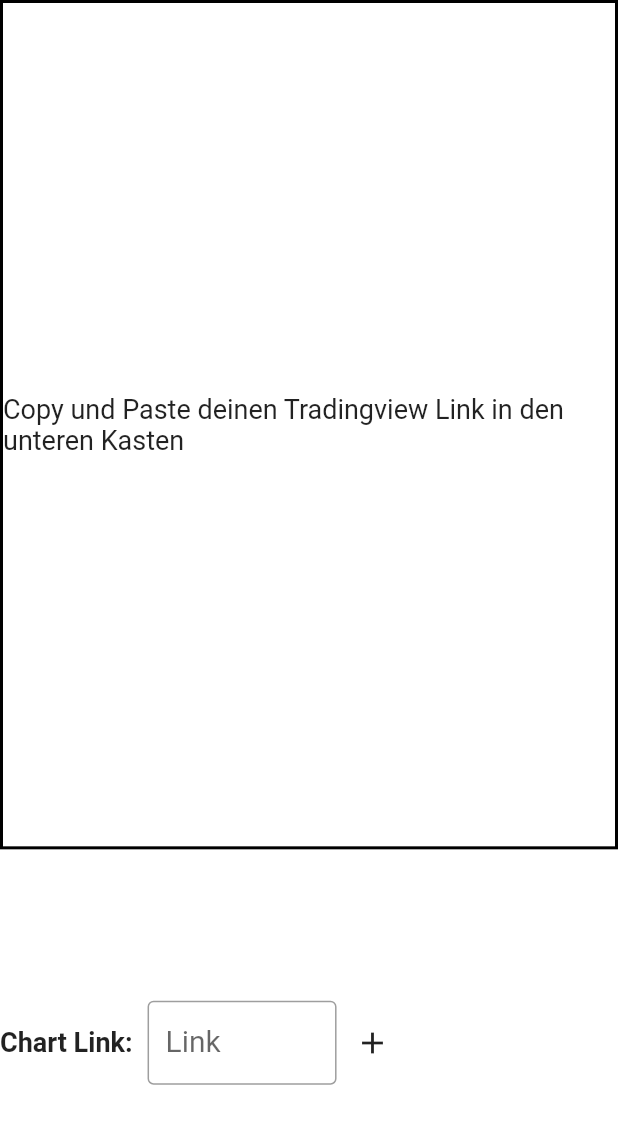
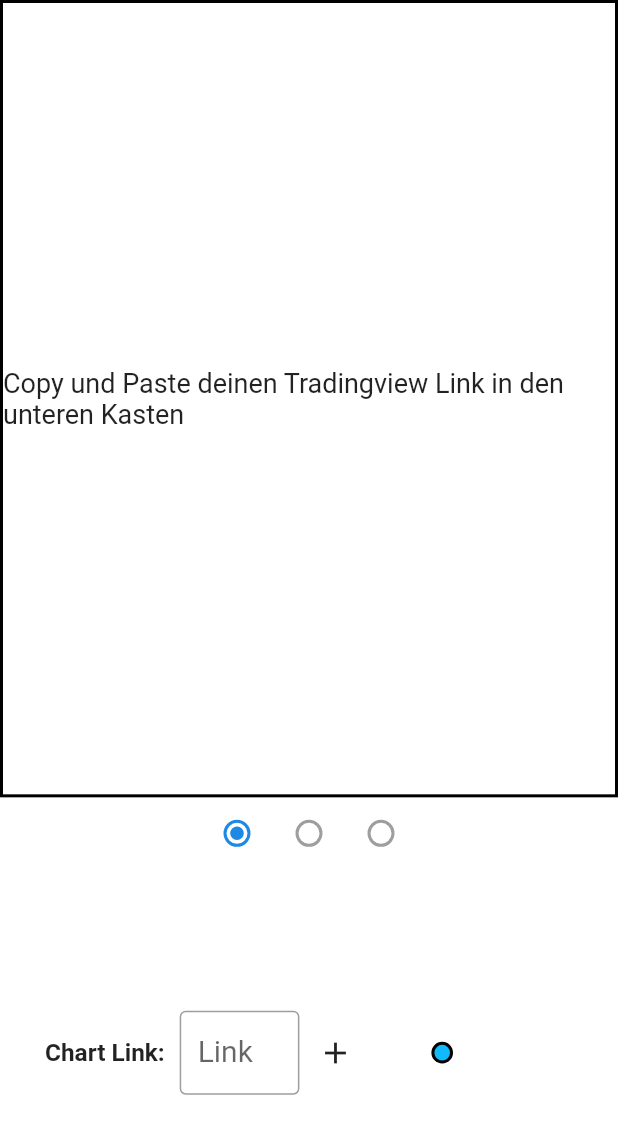
Before and after one commit to xlDownxl/SK-Log, a Flutter app: the AnalysePictureArea widget shown alone on an empty page, opened directly with empty values, on a phone screen of 412 x 824 dp. Shown: the top 1134 px of the screen. Run offline on Flutter 3.47's test engine with Material 2 defaults, Android fonts, the light colour scheme and no system bars; our stand-ins replace auto_size_text, cloud_firestore, firebase_auth, firebase_core, flushbar, flutter_tags and 3 more; missing offline and left inert: quill_delta, transformer_page_view, zefyr; accounts and stored records are empty.

Commit message:
adjustet logic for 3 links, 3 pictures and the selection and input thereof (TODO: responsiveness)

```diff
--- a/lib/widgets/analyse_picture_area.dart
+++ b/lib/widgets/analyse_picture_area.dart
@@ -20,6 +20,8 @@
   bool showTwo = false;
   bool showThree = false;
 
+  var pictureIndex = 0;
+
   @override
   void initState() {
     analyse = Provider.of<Analyse>(context, listen: false);
@@ -40,25 +42,25 @@
         builder: (ctx, constraints) => Container(
               //width: constraints.maxWidth,
               height: constraints.maxWidth,
-              child: analyse.links[0] == ""
-                  ? Text("")
-                  : loading
-                      ? CircularProgressIndicator()
-                      : Container(
+              child:
+
+                       Container(
                           decoration: BoxDecoration(
                             border: Border.all(width: 2),
                             shape: BoxShape.circle,
                             color: Theme.of(context).accentColor,
                           ),
-                          child: Center(
+                          child: !loading?Center(
                             child: FittedBox(
-                              child: Text(
+                              child: analyse.links[0] == ""
+                                  ? Text("")
+                                  :Text(
                                 analyse.pair,
                                 style: TextStyle(
                                     fontWeight: FontWeight.bold, fontSize: 22),
                               ),
                             ),
-                          ),
+                          ):CircularProgressIndicator(),
                         ),
             ));
 
@@ -110,9 +112,22 @@
       children: <Widget>[
         Flexible(
           child: LayoutBuilder(
-            builder: (ctx, constraints) => analyse.links[0] != ""
+            builder: (ctx, constraints) => (analyse.links[0] != "") &&
+                    (pictureIndex == 0)
                 ? Image.network(
                     analyse.links[0],
+                    height: constraints.maxHeight,
+                    width: constraints.maxWidth,
+                  )
+                : (analyse.links[1] != "") && (pictureIndex == 1)
+                    ? Image.network(
+                        analyse.links[1],
+                        height: constraints.maxHeight,
+                        width: constraints.maxWidth,
+                      )
+                    : (analyse.links[2] != "") && (pictureIndex == 2)
+                        ? Image.network(
+                            analyse.links[2],
                             height: constraints.maxHeight,
                             width: constraints.maxWidth,
                           )
@@ -131,15 +146,54 @@
           fit: FlexFit.tight,
           flex: 26,
         ),
+        Row(
+          children: <Widget>[
+            Radio(
+              value: 0,
+              groupValue: pictureIndex,
+              onChanged: (val) {
+                      setState(() {
+                        pictureIndex = val;
+                      });
+                    }
+                  ,
+            ),
+            Radio(
+                value: 1,
+                groupValue: pictureIndex,
+                onChanged: analyse.links[1] != ""
+                    ? (val) {
+                        setState(() {
+                          pictureIndex = val;
+                        });
+                      }
+                    : null),
+            Radio(
+                value: 2,
+                groupValue: pictureIndex,
+                onChanged: analyse.links[2] != ""
+                    ? (val) {
+                        setState(() {
+                          pictureIndex = val;
+                        });
+                      }
+                    : null),
+          ],
+          mainAxisAlignment: MainAxisAlignment.center,
+        ),
         SizedBox(
           height: 20,
         ),
         Flexible(
           flex: 10,
+          child: Padding(
+            padding: const EdgeInsets.symmetric(horizontal:30.0),
             child: Row(
+              mainAxisAlignment: MainAxisAlignment.center,
               children: <Widget>[
                 Flexible(
-                flex: 5,
+                  fit: FlexFit.tight,
+                  flex: 4,
                   child: Column(
                     mainAxisAlignment: MainAxisAlignment.center,
                     children: <Widget>[
@@ -216,14 +270,17 @@
                   width: 20,
                 ),
                 Flexible(
+                  fit: FlexFit.tight,
+
                     child: Container(
                   child: pairShowing,
-                padding: EdgeInsets.symmetric(vertical: 20),
+                  padding: EdgeInsets.all( 20),
                 )),
                 SizedBox(
-                width: 20,
+                  width: 60,
                 ),
               ],
+            ),
           ),
         ),
         SizedBox(
```
Lines whose indentation alone changed are shown as unchanged.
